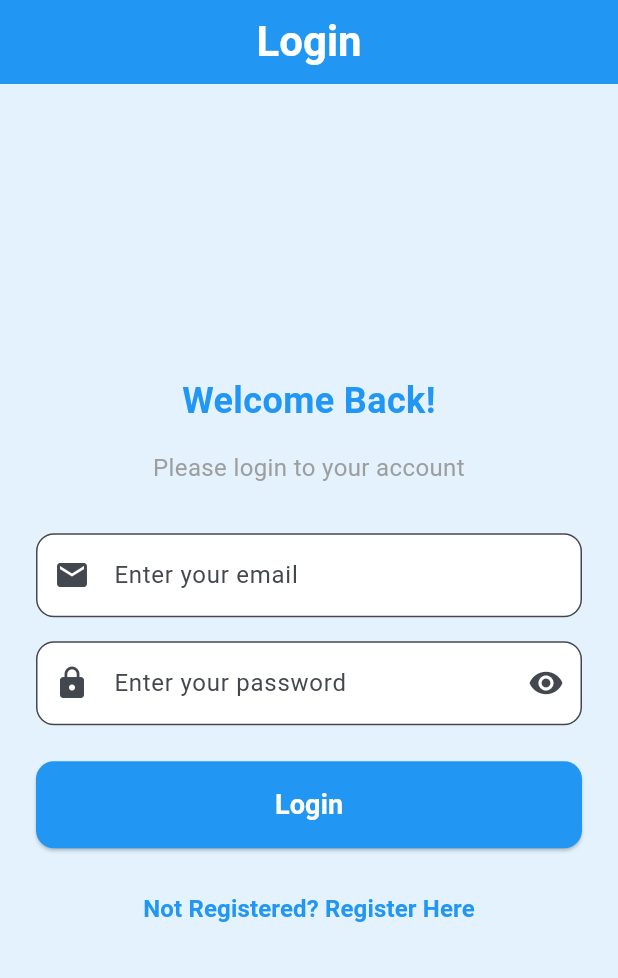
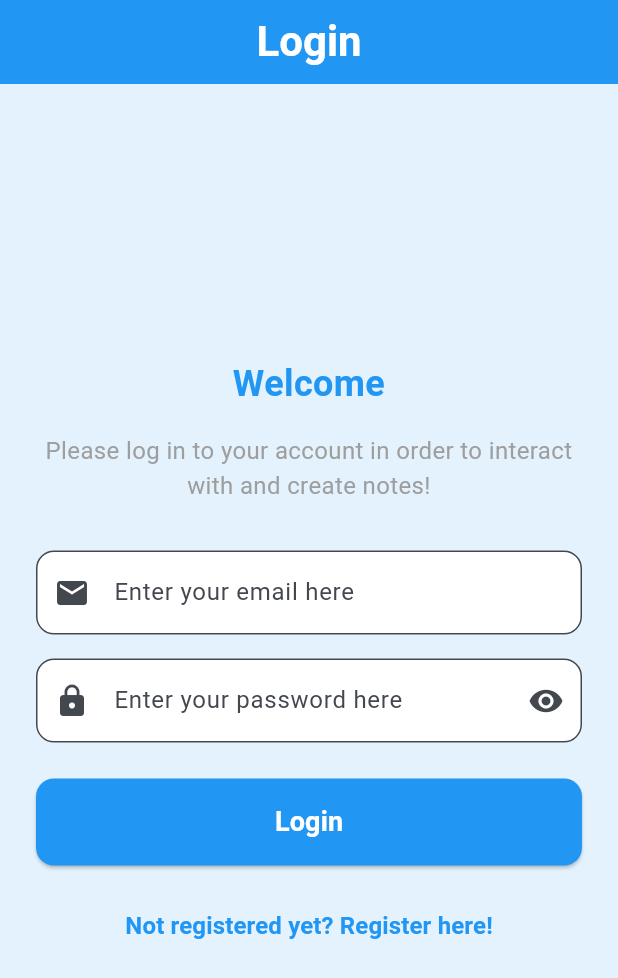
Before and after one commit to ashishexee/notes-application, a Flutter app: the screen it shows after launch, on a phone screen of 412 x 824 dp. Shown: the top 978 px of the screen. Run offline on Flutter 3.47's test engine with Material 3 defaults, Android fonts, the phone set to English and light mode, and no system bars; our stand-ins replace bloc, cloud_firestore, equatable, firebase_auth, firebase_core, flutter_bloc and 2 more; accounts and stored records are empty; generated files the repository leaves out were written again.

Commit message:
implemented Localization
i have implemented localization in Register And Login View( may be possible for other views in Future)

```diff
--- a/lib/main.dart
+++ b/lib/main.dart
@@ -16,6 +16,7 @@ import 'package:firstapplication/views/login_view.dart';
 import 'package:firstapplication/views/verify_email.dart';
 import 'package:flutter/material.dart';
 import 'package:flutter_bloc/flutter_bloc.dart';
+import 'package:flutter_gen/gen_l10n/app_localizations.dart';
 
 void main() async {
   WidgetsFlutterBinding.ensureInitialized();
@@ -33,6 +34,8 @@ class MyApp extends StatelessWidget {
     return BlocProvider<AuthBloc>(
       create: (context) => AuthBloc(FirebaseAuthProvider()),
       child: MaterialApp(
+        supportedLocales : AppLocalizations.supportedLocales, //  the hindi and english is already made in app_localizations.dart file
+        localizationsDelegates: AppLocalizations.localizationsDelegates, //  this is same like supportedlocals also included in the app_localizations.dart
         title: 'Flutter Demo',
         theme: ThemeData(
           colorScheme: ColorScheme.fromSeed(seedColor: Colors.blue),
--- a/lib/views/login_view.dart
+++ b/lib/views/login_view.dart
@@ -1,6 +1,7 @@
 import 'package:firebase_auth/firebase_auth.dart';
 import 'package:firebase_core/firebase_core.dart';
 import 'package:firstapplication/constants/route.dart';
+import 'package:firstapplication/extensions/buildcontext/loc.dart';
 import 'package:firstapplication/firebase_options.dart';
 import 'package:firstapplication/services/auth/bloc/auth_bloc.dart';
 import 'package:firstapplication/services/auth/bloc/auth_events.dart';
@@ -43,8 +44,8 @@ class _LoginViewState extends State<LoginView> {
       backgroundColor: Colors.blue[50], // Light background color
       appBar: AppBar(
         centerTitle: true,
-        title: const Text(
-          'Login',
+        title: Text(
+          context.loc.login,
           style: TextStyle(
             color: Colors.white,
             fontSize: 28,
@@ -70,8 +71,8 @@ class _LoginViewState extends State<LoginView> {
                         mainAxisAlignment: MainAxisAlignment.center,
                         crossAxisAlignment: CrossAxisAlignment.stretch,
                         children: [
-                          const Text(
-                            'Welcome Back!',
+                          Text(
+                            context.loc.welcome,
                             textAlign: TextAlign.center,
                             style: TextStyle(
                               fontSize: 24,
@@ -80,8 +81,8 @@ class _LoginViewState extends State<LoginView> {
                             ),
                           ),
                           const SizedBox(height: 16),
-                          const Text(
-                            'Please login to your account',
+                          Text(
+                            context.loc.login_view_prompt,
                             textAlign: TextAlign.center,
                             style: TextStyle(
                               fontSize: 16,
@@ -95,7 +96,8 @@ class _LoginViewState extends State<LoginView> {
                             autocorrect: false,
                             keyboardType: TextInputType.emailAddress,
                             decoration: InputDecoration(
-                              hintText: 'Enter your email',
+                              hintText:
+                                  context.loc.email_text_field_placeholder,
                               prefixIcon: const Icon(Icons.email),
                               border: OutlineInputBorder(
                                 borderRadius: BorderRadius.circular(12),
@@ -111,7 +113,8 @@ class _LoginViewState extends State<LoginView> {
                             enableSuggestions: false,
                             autocorrect: false,
                             decoration: InputDecoration(
-                              hintText: 'Enter your password',
+                              hintText:
+                                  context.loc.password_text_field_placeholder,
                               prefixIcon: const Icon(Icons.lock),
                               border: OutlineInputBorder(
                                 borderRadius: BorderRadius.circular(12),
@@ -163,8 +166,8 @@ class _LoginViewState extends State<LoginView> {
                                   ),
                                 );
                               } on FirebaseAuthException catch (e) {
-                                devtools
-                                    .log('error occurred while trying to login');
+                                devtools.log(
+                                    'error occurred while trying to login');
                                 devtools.log(e.code);
                                 ScaffoldMessenger.of(context).showSnackBar(
                                   SnackBar(
@@ -185,8 +188,8 @@ class _LoginViewState extends State<LoginView> {
                                 borderRadius: BorderRadius.circular(12),
                               ),
                             ),
-                            child: const Text(
-                              'Login',
+                            child: Text(
+                              context.loc.login,
                               style: TextStyle(
                                 fontSize: 18,
                                 fontWeight: FontWeight.bold,
@@ -202,8 +205,8 @@ class _LoginViewState extends State<LoginView> {
                                 (route) => false,
                               );
                             },
-                            child: const Text(
-                              'Not Registered? Register Here',
+                            child: Text(
+                              context.loc.login_view_not_registered_yet,
                               style: TextStyle(
                                 fontSize: 16,
                                 color: Colors.blue,
```
Also changed, not shown: lib/views/register_view.dart (+15 -12 lines).
